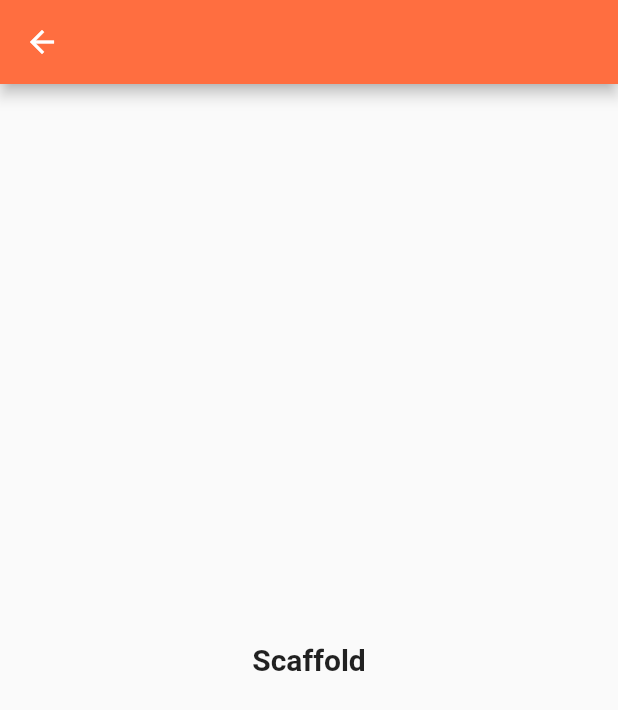
After one commit to Wagner-Coche/food_delivery_app, a Flutter app: the screen it shows after launch, after a tap on "Restaurant 0", on a phone screen of 412 x 824 dp. The commit adds this screen. Shown: the top 710 px of the screen. Run offline on Flutter 3.47's test engine with Material 2 defaults, Android fonts, the phone set to English and light mode, and no system bars.

Commit message:
restaurant screen navigation

```diff
--- a/lib/main.dart
+++ b/lib/main.dart
@@ -1,5 +1,6 @@
 import 'package:flutter/material.dart';
 import 'package:food_delivery_app/screens/home_screen.dart';
+import 'package:food_delivery_app/screens/restaurant_screen.dart';
 
 void main() {
   runApp(const App());
--- /dev/null
+++ b/lib/screens/restaurant_screen.dart
@@ -0,0 +1,33 @@
+import 'dart:ui';
+
+import 'package:flutter/material.dart';
+import 'package:flutter/src/foundation/key.dart';
+import 'package:flutter/src/widgets/framework.dart';
+import 'package:food_delivery_app/models/restaurant.dart';
+
+class RestaurantScreen extends StatefulWidget {
+  const RestaurantScreen({Key? key}) : super(key: key);
+
+  @override
+  State<RestaurantScreen> createState() => _RestaurantScreenState();
+}
+
+class _RestaurantScreenState extends State<RestaurantScreen> {
+  @override
+  Widget build(BuildContext context) {
+    return Scaffold(
+      appBar: AppBar(
+        backgroundColor: Colors.deepOrangeAccent,
+      ),
+      body: const Center(
+        child: Text(
+          "Scaffold",
+          style: TextStyle(
+            fontSize: 20,
+            fontWeight: FontWeight.bold
+          ),
+        ),
+      ),
+    );
+  }
+}
--- a/lib/widgets/nearby_restaurants.dart
+++ b/lib/widgets/nearby_restaurants.dart
@@ -5,6 +5,7 @@ import 'package:food_delivery_app/data/restaurant_data.dart';
 import 'package:food_delivery_app/data/user_data.dart';
 import 'package:food_delivery_app/models/order.dart';
 import 'package:food_delivery_app/models/restaurant.dart';
+import 'package:food_delivery_app/screens/restaurant_screen.dart';
 import 'package:food_delivery_app/widgets/rating_star.dart';
 
 class NearbyRestaurants extends StatefulWidget {
@@ -20,7 +21,11 @@ class _NearbyRestaurantsState extends State<NearbyRestaurants> {
     List<Widget> listaRestaurants = [];
     for (var element in restaurants) {
       listaRestaurants.add(
-        Container(
+        GestureDetector(
+          onTap: (){
+            Navigator.push(context, MaterialPageRoute(builder: (_) => const RestaurantScreen()));
+          },
+          child: Container(
             margin: const EdgeInsets.symmetric(horizontal: 20.0, vertical: 10.0),
             decoration: BoxDecoration(
               color: Colors.white,
@@ -77,6 +82,7 @@ class _NearbyRestaurantsState extends State<NearbyRestaurants> {
                 )
               ],
             ),
+          ),
         )
       );
     }
--- a/lib/widgets/recent_orders.dart
+++ b/lib/widgets/recent_orders.dart
@@ -11,7 +11,7 @@ class RecentOrders extends StatelessWidget {
   _buildRecentOrder(BuildContext context, Order order) {
     return Container(
       margin: const EdgeInsets.all(10),
-      width: 250.0,
+      width: 260.0,
       decoration: BoxDecoration(
         color: Colors.white,
         borderRadius: BorderRadius.circular(15.0),
```
Also changed, not shown: lib/screens/home_screen.dart (+9 -56 lines). Lines whose indentation alone changed are shown as unchanged.
